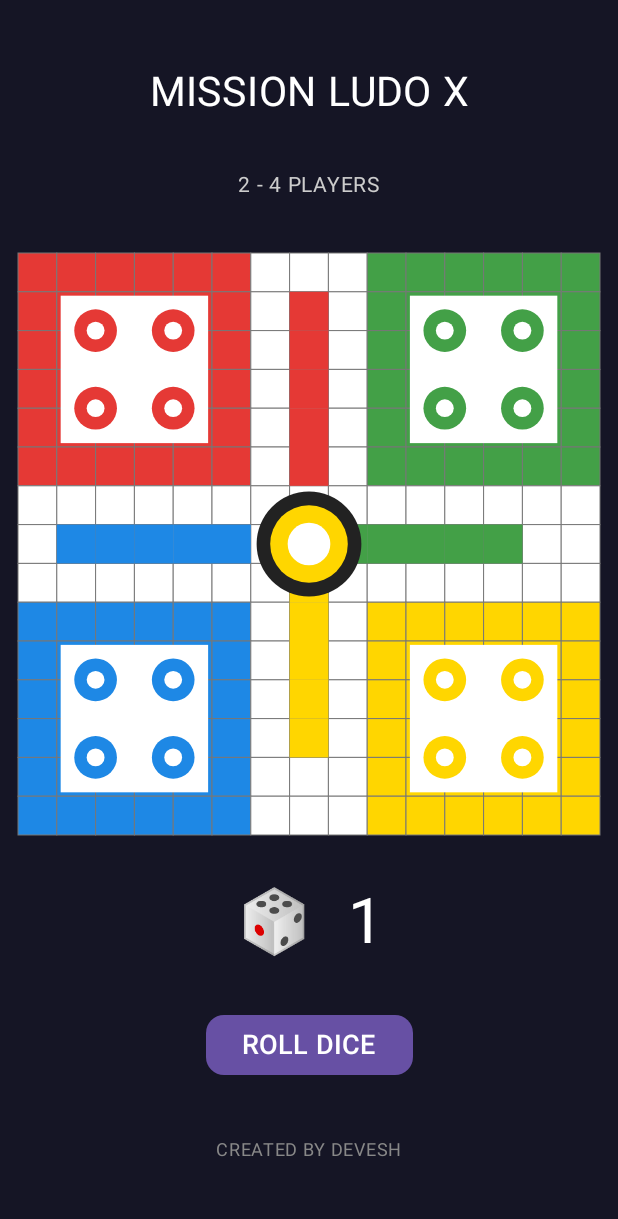
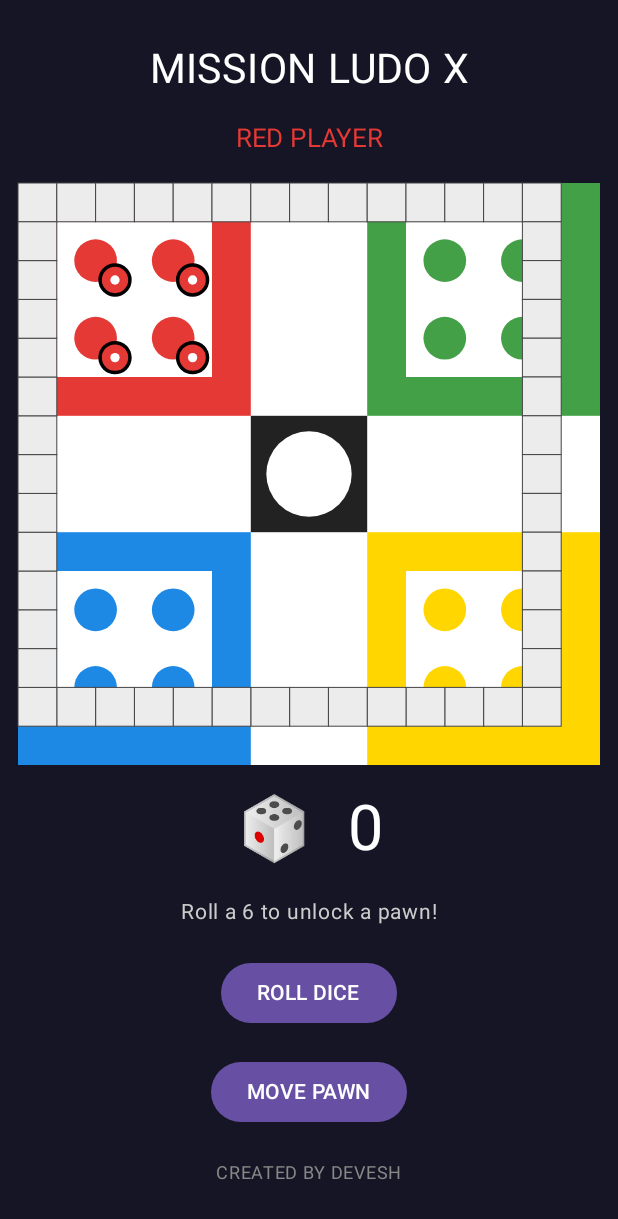
Before and after one commit to devesh372/Mission-Ludo-X, an Android app built with Jetpack Compose: the screen it shows after launch (MainActivity), on a phone screen of 412 x 824 dp. Shown: the top 1219 px of the screen. Run offline under Robolectric (Android 15) with nearby library versions, the phone set to English and light mode, and no system bars.

Commit message:
Add basic pawn movement

```diff
--- a/app/src/main/java/com/devesh/missionludox/MainActivity.kt
+++ b/app/src/main/java/com/devesh/missionludox/MainActivity.kt
@@ -7,13 +7,13 @@ import androidx.activity.compose.setContent
 import androidx.compose.foundation.Canvas
 import androidx.compose.foundation.background
 import androidx.compose.foundation.layout.*
-import androidx.compose.foundation.shape.RoundedCornerShape
 import androidx.compose.material3.*
 import androidx.compose.runtime.*
 import androidx.compose.ui.Alignment
 import androidx.compose.ui.Modifier
 import androidx.compose.ui.graphics.Color
-import androidx.compose.ui.graphics.drawscope.Stroke
+import androidx.compose.ui.geometry.Offset
+import androidx.compose.ui.geometry.Size
 import androidx.compose.ui.unit.dp
 import androidx.compose.ui.unit.sp
 import kotlin.random.Random
@@ -21,7 +21,6 @@ import kotlin.random.Random
 class MainActivity : ComponentActivity() {
     override fun onCreate(savedInstanceState: Bundle?) {
         super.onCreate(savedInstanceState)
-
         setContent {
             MaterialTheme {
                 GameScreen()
@@ -34,12 +33,19 @@ private val red = Color(0xFFE53935)
 private val green = Color(0xFF43A047)
 private val yellow = Color(0xFFFFD600)
 private val blue = Color(0xFF1E88E5)
-private val boardWhite = Color(0xFFFFFFFF)
-private val boardLine = Color(0xFF777777)
+
+private val route = buildList {
+    for (x in 0..13) add(x to 0)
+    for (y in 1..13) add(13 to y)
+    for (x in 12 downTo 0) add(x to 13)
+    for (y in 12 downTo 1) add(0 to y)
+}
 
 @Composable
 fun GameScreen() {
-    var dice by remember { mutableIntStateOf(1) }
+    var dice by remember { mutableIntStateOf(0) }
+    var message by remember { mutableStateOf("Roll a 6 to unlock a pawn!") }
+    val pawns = remember { mutableStateListOf(-1, -1, -1, -1) }
 
     Column(
         modifier = Modifier
@@ -50,40 +56,77 @@ fun GameScreen() {
         verticalArrangement = Arrangement.SpaceEvenly
     ) {
         Text(
-            text = "MISSION LUDO X",
+            "MISSION LUDO X",
             color = Color.White,
             fontSize = 27.sp
         )
 
         Text(
-            text = "2 - 4 PLAYERS",
+            "RED PLAYER",
+            color = red,
+            fontSize = 17.sp
+        )
+
+        LudoBoard(pawns)
+
+        Text(
+            "🎲  $dice",
+            color = Color.White,
+            fontSize = 42.sp
+        )
+
+        Text(
+            message,
             color = Color.LightGray,
             fontSize = 14.sp
         )
 
-        LudoBoard(
-            modifier = Modifier
-                .fillMaxWidth()
-                .aspectRatio(1f)
-        )
-
-        Text(
-            text = "🎲  $dice",
-            color = Color.White,
-            fontSize = 42.sp
-        )
+        Button(onClick = {
+            dice = Random.nextInt(1, 7)
+            message = if (dice == 6) {
+                "You rolled 6! Move a pawn."
+            } else {
+                "You rolled $dice. Roll a 6 to unlock."
+            }
+        }) {
+            Text("ROLL DICE")
+        }
 
         Button(
             onClick = {
-                dice = Random.nextInt(1, 7)
-            },
-            shape = RoundedCornerShape(12.dp)
+                if (dice == 0) {
+                    message = "Roll the dice first!"
+                } else {
+                    val locked = pawns.indexOfFirst { it == -1 }
+
+                    if (locked != -1 && dice == 6) {
+                        pawns[locked] = 0
+                        message = "Pawn ${locked + 1} unlocked!"
+                    } else {
+                        val moving = pawns.indexOfFirst { it in 0 until 52 }
+
+                        if (moving != -1) {
+                            pawns[moving] =
+                                (pawns[moving] + dice).coerceAtMost(52)
+
+                            message = if (pawns[moving] == 52) {
+                                "Pawn ${moving + 1} reached the finish!"
+                            } else {
+                                "Pawn ${moving + 1} moved $dice steps!"
+                            }
+                        } else {
+                            message = "Roll a 6 to unlock a pawn!"
+                        }
+                    }
+                    dice = 0
+                }
+            }
         ) {
-            Text("ROLL DICE", fontSize = 18.sp)
+            Text("MOVE PAWN")
         }
 
         Text(
-            text = "CREATED BY DEVESH",
+            "CREATED BY DEVESH",
             color = Color.Gray,
             fontSize = 12.sp
         )
@@ -91,134 +134,96 @@ fun GameScreen() {
 }
 
 @Composable
-fun LudoBoard(modifier: Modifier = Modifier) {
+fun LudoBoard(pawns: List<Int>) {
     Canvas(
-        modifier = modifier
+        modifier = Modifier
+            .fillMaxWidth()
+            .aspectRatio(1f)
             .background(Color.White)
     ) {
         val cell = size.width / 15f
 
-        // Draw the board cells
-        for (row in 0 until 15) {
-            for (col in 0 until 15) {
+        // Four home areas
+        drawRect(red, Offset(0f, 0f), Size(cell * 6, cell * 6))
+        drawRect(green, Offset(cell * 9, 0f), Size(cell * 6, cell * 6))
+        drawRect(blue, Offset(0f, cell * 9), Size(cell * 6, cell * 6))
+        drawRect(yellow, Offset(cell * 9, cell * 9), Size(cell * 6, cell * 6))
 
-                val color = when {
-                    row < 6 && col < 6 -> red
-                    row < 6 && col >= 9 -> green
-                    row >= 9 && col < 6 -> blue
-                    row >= 9 && col >= 9 -> yellow
+        // Home interiors
+        listOf(
+            Triple(0, 0, red),
+            Triple(9, 0, green),
+            Triple(0, 9, blue),
+            Triple(9, 9, yellow)
+        ).forEach { (x, y, color) ->
+            drawRect(
+                Color.White,
+                Offset((x + 1) * cell, (y + 1) * cell),
+                Size(cell * 4, cell * 4)
+            )
 
-                    row in 6..8 || col in 6..8 -> boardWhite
-
-                    else -> Color(0xFFF5F5F5)
+            for (i in 0..1) {
+                for (j in 0..1) {
+                    drawCircle(
+                        color,
+                        cell * 0.55f,
+                        Offset(
+                            (x + 2 + i * 2) * cell,
+                            (y + 2 + j * 2) * cell
+                        )
+                    )
                 }
-
-                drawRect(
-                    color = color,
-                    topLeft = androidx.compose.ui.geometry.Offset(
-                        col * cell,
-                        row * cell
-                    ),
-                    size = androidx.compose.ui.geometry.Size(cell, cell)
-                )
-
-                drawRect(
-                    color = boardLine,
-                    topLeft = androidx.compose.ui.geometry.Offset(
-                        col * cell,
-                        row * cell
-                    ),
-                    size = androidx.compose.ui.geometry.Size(cell, cell),
-                    style = Stroke(width = 1f)
-                )
             }
         }
 
-        // Home areas
-        fun home(x: Int, y: Int, color: Color) {
-            val inset = cell * 1.1f
-
+        // Track cells
+        route.forEach { (x, y) ->
             drawRect(
-                color = boardWhite,
-                topLeft = androidx.compose.ui.geometry.Offset(
-                    x * cell + inset,
-                    y * cell + inset
-                ),
-                size = androidx.compose.ui.geometry.Size(
-                    cell * 3.8f,
-                    cell * 3.8f
-                )
+                Color(0xFFECECEC),
+                Offset(x * cell, y * cell),
+                Size(cell, cell)
             )
-
-            val positions = listOf(
-                2.0f to 2.0f,
-                4.0f to 2.0f,
-                2.0f to 4.0f,
-                4.0f to 4.0f
+            drawRect(
+                Color.DarkGray,
+                Offset(x * cell, y * cell),
+                Size(cell, cell),
+                style = androidx.compose.ui.graphics.drawscope.Stroke(1f)
             )
-
-            positions.forEach { (px, py) ->
-                drawCircle(
-                    color = color,
-                    radius = cell * 0.55f,
-                    center = androidx.compose.ui.geometry.Offset(
-                        (x + px) * cell,
-                        (y + py) * cell
-                    )
-                )
-                drawCircle(
-                    color = boardWhite,
-                    radius = cell * 0.23f,
-                    center = androidx.compose.ui.geometry.Offset(
-                        (x + px) * cell,
-                        (y + py) * cell
-                    )
-                )
-            }
         }
 
-        home(0, 0, red)
-        home(9, 0, green)
-        home(0, 9, blue)
-        home(9, 9, yellow)
-
-        // Colored entry lanes
-        for (i in 1..5) {
-            drawRect(red, androidx.compose.ui.geometry.Offset(7 * cell, i * cell),
-                androidx.compose.ui.geometry.Size(cell, cell))
-
-            drawRect(green, androidx.compose.ui.geometry.Offset((13 - i) * cell, 7 * cell),
-                androidx.compose.ui.geometry.Size(cell, cell))
-
-            drawRect(yellow, androidx.compose.ui.geometry.Offset(7 * cell, (13 - i) * cell),
-                androidx.compose.ui.geometry.Size(cell, cell))
-
-            drawRect(blue, androidx.compose.ui.geometry.Offset(i * cell, 7 * cell),
-                androidx.compose.ui.geometry.Size(cell, cell))
-        }
-
-        // Center finish area
-        val center = androidx.compose.ui.geometry.Offset(
-            7.5f * cell,
-            7.5f * cell
+        // Center
+        drawRect(
+            Color(0xFF222222),
+            Offset(cell * 6, cell * 6),
+            Size(cell * 3, cell * 3)
+        )
+        drawCircle(
+            Color.White,
+            cell * 1.1f,
+            Offset(cell * 7.5f, cell * 7.5f)
         )
 
-        drawCircle(
-            color = Color(0xFF222222),
-            radius = cell * 1.35f,
-            center = center
+        // Four red pawns
+        val homePositions = listOf(
+            Offset(cell * 2.5f, cell * 2.5f),
+            Offset(cell * 4.5f, cell * 2.5f),
+            Offset(cell * 2.5f, cell * 4.5f),
+            Offset(cell * 4.5f, cell * 4.5f)
         )
 
-        drawCircle(
-            color = yellow,
-            radius = cell * 1.0f,
-            center = center
-        )
+        pawns.forEachIndexed { index, position ->
+            val pawnPosition = if (position == -1) {
+                homePositions[index]
+            } else if (position < route.size) {
+                val (x, y) = route[position]
+                Offset((x + 0.5f) * cell, (y + 0.5f) * cell)
+            } else {
+                Offset(cell * 7.5f, cell * 7.5f)
+            }
 
-        drawCircle(
-            color = Color.White,
-            radius = cell * 0.55f,
-            center = center
-        )
+            drawCircle(Color.Black, cell * 0.43f, pawnPosition)
+            drawCircle(red, cell * 0.34f, pawnPosition)
+            drawCircle(Color.White, cell * 0.12f, pawnPosition)
+        }
     }
 }
```
